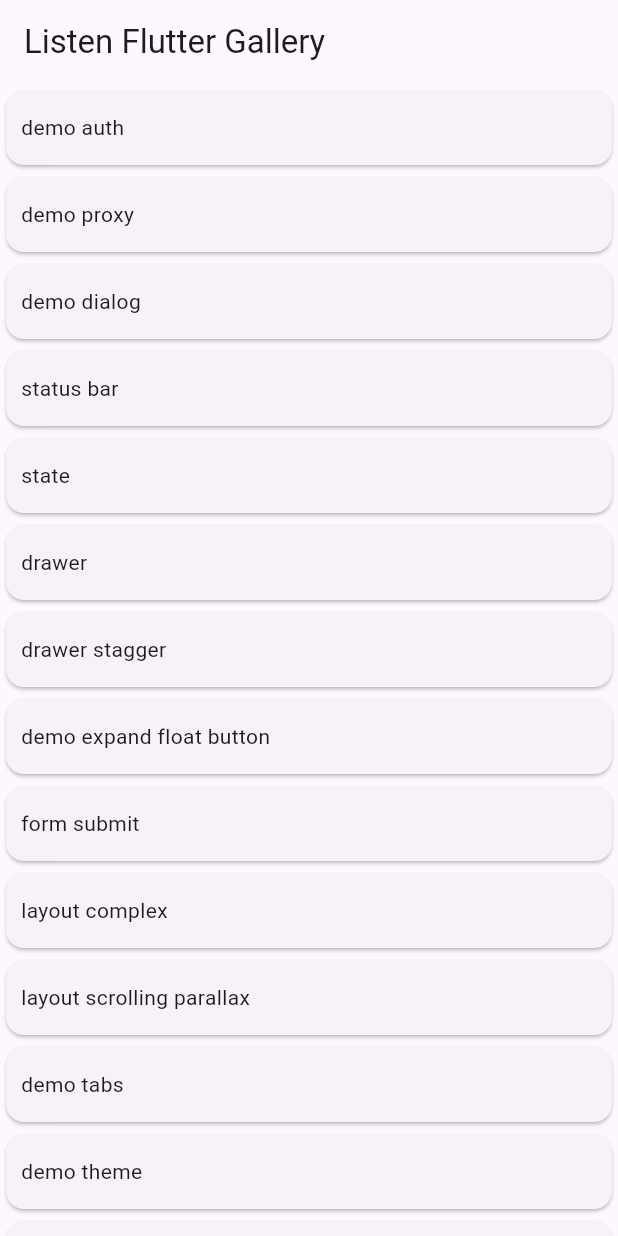
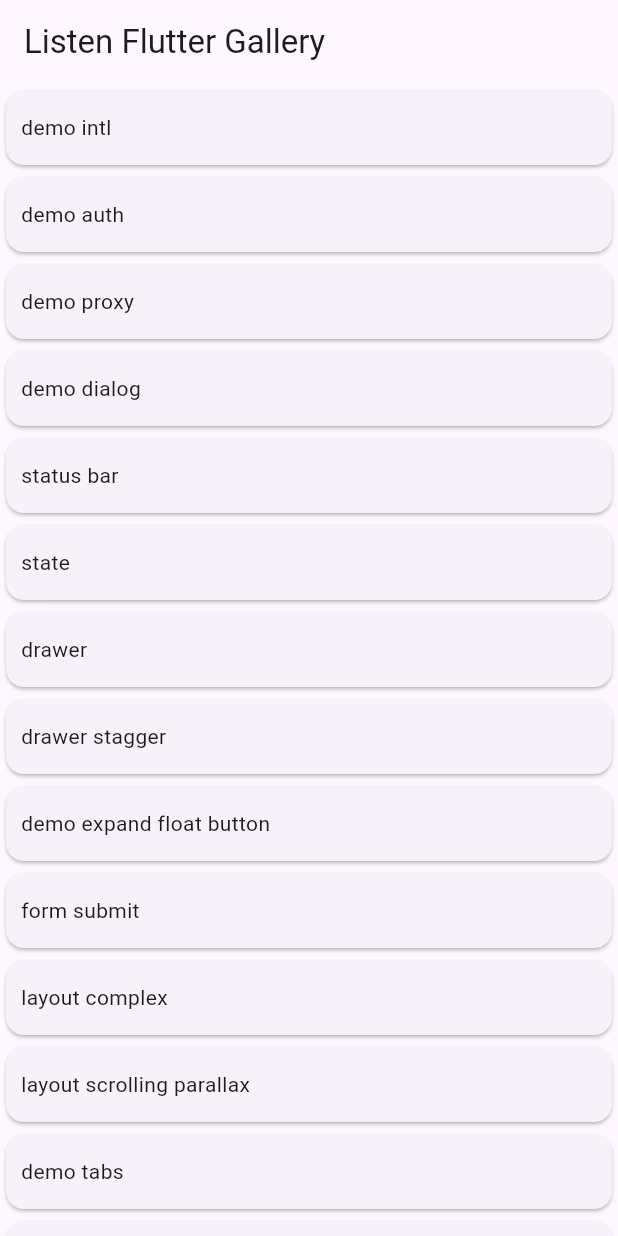
Before and after one commit to listen2code/FlutterGalleryNext, a Flutter app: the screen it shows after launch, on a phone screen of 412 x 824 dp. Run offline on Flutter 3.47's test engine with Material 3 defaults, Android fonts, the phone set to English and light mode, and no system bars; our stand-ins replace cached_network_image, dio, native_flutter_proxy, plugin_platform_interface, shared_preferences, sqflite; missing offline and left inert: a package; accounts and stored records are empty.

Commit message:
[init] intl

```diff
--- a/lib/base/common/constant.dart
+++ b/lib/base/common/pages.dart
@@ -1,8 +1,12 @@
 import 'package:flutter/widgets.dart';
 import 'package:flutter_gallery_next/biz/demos/demo_imports.dart';
+import 'package:flutter_gallery_next/biz/demos/demo_intl.dart';
 
 class Constant {
-  static final Map<String, WidgetBuilder> routers = {
+  static final Map<String, WidgetBuilder> router = {
+    "demo intl": (context) {
+      return const DemoIntl();
+    },
     "demo auth": (context) {
       return const DemoEmpty();
     },
--- a/lib/main.dart
+++ b/lib/main.dart
@@ -1,8 +1,7 @@
 import 'package:flutter/material.dart';
-import 'package:flutter_gallery_next/base/common/constant.dart';
 import 'package:flutter_gallery_next/base/common/init.dart';
+import 'package:flutter_gallery_next/base/common/pages.dart';
 import 'package:flutter_gallery_next/biz/demos/demo_imports.dart';
-import 'package:package_base/package_base.dart';
 import 'package:plugin_native/plugin_native.dart';
 
 void main() async {
@@ -21,8 +20,6 @@
   // This widget is the root of your application.
   @override
   Widget build(BuildContext context) {
-    Calculator c = Calculator();
-    c.addOne(1);
     return MaterialApp(
       title: 'Listen Flutter Gallery',
       theme: ThemeData(
@@ -33,7 +30,7 @@
         ),
       ),
       home: const MyHomePage(title: 'Listen Flutter Gallery'),
-      routes: Constant.routers,
+      routes: Constant.router,
       builder: GlobalLoading.init(),
     );
   }
@@ -50,13 +47,8 @@
 
 class _MyHomePageState extends State<MyHomePage> {
   @override
-  void initState() {
-    super.initState();
-  }
-
-  @override
   Widget build(BuildContext context) {
-    var routeLists = Constant.routers.keys.toList();
+    var routeLists = Constant.router.keys.toList();
     return Scaffold(
       appBar: AppBar(
         title: Text(widget.title!),
@@ -72,12 +64,12 @@
                 alignment: Alignment.centerLeft,
                 margin: const EdgeInsets.symmetric(horizontal: 10),
                 height: 50,
-                child: Text(Constant.routers.keys.toList()[index]),
+                child: Text(Constant.router.keys.toList()[index]),
               ),
             ),
           );
         },
-        itemCount: Constant.routers.length,
+        itemCount: Constant.router.length,
       ), // This trailing comma makes auto-formatting nicer for build methods.
     );
   }
```
Also changed, not shown: lib/base/common/app_localizations.dart (added, +36 -0 lines), lib/biz/demos/demo_intl.dart (added, +43 -0 lines), pubspec.yaml (+9 -7 lines), 2 other files.
